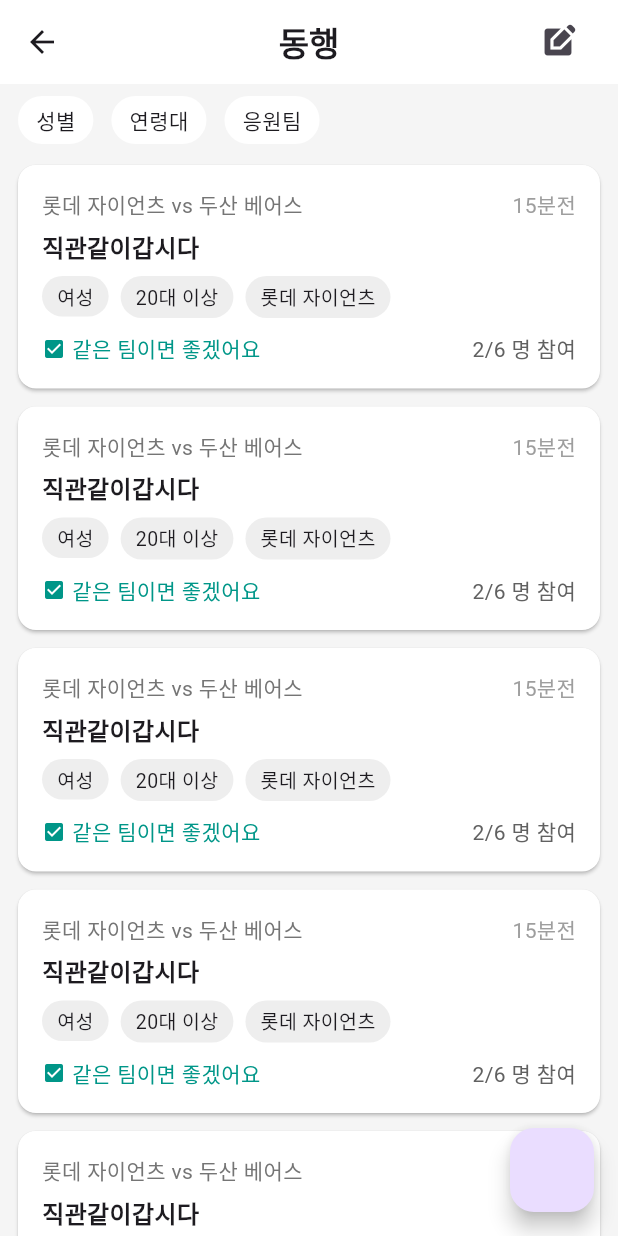
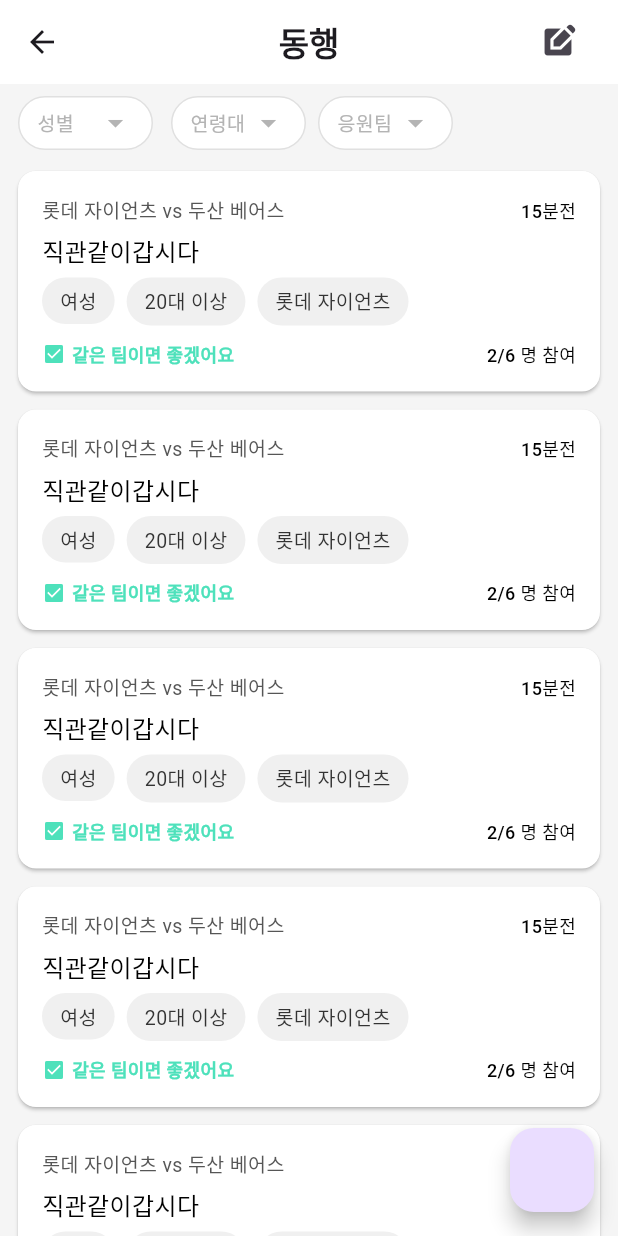
Before and after one commit to ballkkaye/frontend, a Flutter app: the UserMatchListPage screen opened directly, on a phone screen of 412 x 824 dp. Run offline on Flutter 3.47's test engine with Material 3 defaults, Android fonts, the phone set to English and light mode, and no system bars; drawn by our look-alikes of dropdown_button2; our stand-ins replace dio, flutter_dotenv, flutter_riverpod, flutter_svg, validators.

Commit message:
디자인 수정,메서드 위젯변경,동행리스트 정렬버튼ㅅ수정중

```diff
--- /dev/null
+++ b/lib/ui/pages/holder/user_match/list_page/widgets/m_select_button.dart
@@ -0,0 +1,109 @@
+import 'package:ballkkaye_frontend/_core/style/m_color.dart';
+import 'package:dropdown_button2/dropdown_button2.dart';
+import 'package:flutter/material.dart';
+
+class MSelectButton extends StatefulWidget {
+  final List<String> options;
+  final String hintText;
+  final double fontSize;
+  final double height;
+  final double buttonWidth;
+  final double dropdownWidth;
+  final Color? selectedTextColor;
+  final Color? hintTextColor;
+  final void Function(String?)? onChanged;
+
+  const MSelectButton({
+    super.key,
+    required this.options,
+    required this.hintText,
+    this.fontSize = 13,
+    this.height = 36,
+    this.buttonWidth = 90,
+    this.dropdownWidth = 200,
+    this.selectedTextColor,
+    this.hintTextColor,
+    this.onChanged,
+  });
+
+  @override
+  State<MSelectButton> createState() => _MSelectButtonState();
+}
+
+class _MSelectButtonState extends State<MSelectButton> {
+  String? selectedValue;
+  bool isDropdownOpened = false;
+
+  @override
+  Widget build(BuildContext context) {
+    final bool isActive = selectedValue != null || isDropdownOpened;
+
+    return SizedBox(
+      width: widget.buttonWidth,
+      height: widget.height,
+      child: DropdownButtonHideUnderline(
+        child: DropdownButton2<String>(
+          isExpanded: true,
+          hint: Text(
+            widget.hintText,
+            style: TextStyle(
+              color: widget.hintTextColor ?? MColor.kLabel.alternative,
+              fontSize: widget.fontSize,
+            ),
+          ),
+          value: selectedValue,
+          onChanged: (value) {
+            setState(() {
+              selectedValue = value;
+              isDropdownOpened = false;
+            });
+            widget.onChanged?.call(value);
+          },
+          items: widget.options
+              .map((option) => DropdownMenuItem<String>(
+                    value: option,
+                    child: Text(
+                      option,
+                      style: TextStyle(
+                        fontSize: widget.fontSize,
+                        color: widget.selectedTextColor ?? MColor.kLabel.normal,
+                      ),
+                    ),
+                  ))
+              .toList(),
+          buttonStyleData: ButtonStyleData(
+            height: widget.height,
+            width: widget.buttonWidth,
+            padding: const EdgeInsets.symmetric(horizontal: 12),
+            decoration: BoxDecoration(
+              border: Border.all(
+                color: isActive ? MColor.kPrimary.alternative : MColor.kLine.alternative,
+                width: isActive ? 2 : 1,
+              ),
+              borderRadius: BorderRadius.circular(20),
+              color: Colors.white,
+            ),
+          ),
+          dropdownStyleData: DropdownStyleData(
+            width: widget.dropdownWidth,
+            maxHeight: 300,
+            decoration: BoxDecoration(
+              color: Colors.white,
+              borderRadius: BorderRadius.circular(8),
+              border: Border.all(color: MColor.kLine.alternative),
+            ),
+            offset: const Offset(0, 4),
+          ),
+          iconStyleData: const IconStyleData(
+            icon: Icon(Icons.arrow_drop_down, color: Color(0xFFB4B4B4)),
+          ),
+          onMenuStateChange: (isOpen) {
+            setState(() {
+              isDropdownOpened = isOpen;
+            });
+          },
+        ),
+      ),
+    );
+  }
+}
--- /dev/null
+++ b/lib/ui/pages/holder/user_match/list_page/widgets/m_text_pill.dart
@@ -0,0 +1,37 @@
+import 'package:flutter/material.dart';
+
+class MTextPill extends StatelessWidget {
+// 텍스트 기반 말풍선 위젯 (동행 태그, 채팅 말풍선 등 재사용 목적)
+  final String label;
+  final Color backgroundColor;
+  final Color textColor;
+  final double fontSize;
+  final EdgeInsetsGeometry padding;
+
+  const MTextPill({
+    super.key,
+    required this.label,
+    this.backgroundColor = const Color(0xFFF0F0F0),
+    this.textColor = const Color(0xFF333333),
+    this.fontSize = 13,
+    this.padding = const EdgeInsets.symmetric(horizontal: 12, vertical: 6),
+  });
+
+  @override
+  Widget build(BuildContext context) {
+    return Container(
+      padding: padding,
+      decoration: BoxDecoration(
+        color: backgroundColor,
+        borderRadius: BorderRadius.circular(20),
+      ),
+      child: Text(
+        label,
+        style: TextStyle(
+          fontSize: fontSize,
+          color: textColor,
+        ),
+      ),
+    );
+  }
+}
--- a/lib/ui/pages/holder/user_match/list_page/widgets/user_match_list_body.dart
+++ b/lib/ui/pages/holder/user_match/list_page/widgets/user_match_list_body.dart
@@ -1,3 +1,4 @@
+import 'package:ballkkaye_frontend/ui/pages/holder/user_match/list_page/widgets/m_select_button.dart';
 import 'package:ballkkaye_frontend/ui/pages/holder/user_match/list_page/widgets/user_match_list_card.dart';
 import 'package:flutter/material.dart';
 
@@ -14,11 +15,20 @@ class UserMatchListBody extends StatelessWidget {
           padding: const EdgeInsets.symmetric(horizontal: 12, vertical: 8),
           child: Row(
             children: [
-              _buildFilterChip("성별"),
+              MSelectButton(
+                hintText: '성별',
+                options: ['남자', '여자'],
+              ),
               SizedBox(width: 12),
-              _buildFilterChip("연령대"),
-              SizedBox(width: 12),
-              _buildFilterChip("응원팀"),
+              MSelectButton(
+                hintText: '연령대',
+                options: ['10대', '20대', "30대"],
+              ),
+              SizedBox(width: 8),
+              MSelectButton(
+                hintText: '응원팀',
+                options: ['롯데 자이언츠', '두산 베어스'],
+              ),
             ],
           ),
         ),
@@ -33,15 +43,4 @@ class UserMatchListBody extends StatelessWidget {
       ],
     );
   }
-
-  Widget _buildFilterChip(String label) {
-    return Container(
-      padding: const EdgeInsets.symmetric(horizontal: 12, vertical: 6),
-      decoration: BoxDecoration(
-        color: Colors.white,
-        borderRadius: BorderRadius.circular(20),
-      ),
-      child: Text(label, style: const TextStyle(fontSize: 14)),
-    );
-  }
 }
--- a/lib/ui/pages/holder/user_match/list_page/widgets/user_match_list_card.dart
+++ b/lib/ui/pages/holder/user_match/list_page/widgets/user_match_list_card.dart
@@ -1,4 +1,7 @@
+import 'package:ballkkaye_frontend/_core/style/m_color.dart';
+import 'package:ballkkaye_frontend/_core/style/m_text.dart';
 import 'package:ballkkaye_frontend/ui/pages/holder/user_match/detail_page/user_match_detail_page.dart';
+import 'package:ballkkaye_frontend/ui/pages/holder/user_match/list_page/widgets/m_text_pill.dart';
 import 'package:flutter/material.dart';
 
 class UserMatchListCard extends StatelessWidget {
@@ -24,24 +27,40 @@ class UserMatchListCard extends StatelessWidget {
               Row(
                 mainAxisAlignment: MainAxisAlignment.spaceBetween,
                 children: [
-                  Text("롯데 자이언츠 vs 두산 베어스", style: TextStyle(color: Colors.grey[600])),
-                  Text("15분전", style: TextStyle(color: Colors.grey)),
+                  Text(
+                    "롯데 자이언츠 vs 두산 베어스",
+                    style: TextStyle(
+                      fontSize: 13,
+                      color: MColor.kLabel.neutral,
+                    ),
+                  ),
+                  Text(
+                    "15분전",
+                    style: TextStyle(
+                      fontSize: 12,
+                      fontWeight: FontWeight.w500,
+                      color: MColor.kLabel.strong,
+                    ),
+                  ),
                 ],
               ),
               SizedBox(height: 6),
+
               // 제목
-              Text("직관같이갑시다", style: TextStyle(fontWeight: FontWeight.bold, fontSize: 16)),
-              SizedBox(height: 8),
+              MText.input500("직관같이갑시다", color: MColor.kLabel.strong),
+              SizedBox(height: 6),
+
               // 태그들
               Wrap(
                 spacing: 8,
                 children: [
-                  _tag("여성"),
-                  _tag("20대 이상"),
-                  _tag("롯데 자이언츠"),
+                  MTextPill(label: "여성"),
+                  MTextPill(label: "20대 이상"),
+                  MTextPill(label: "롯데 자이언츠"),
                 ],
               ),
               SizedBox(height: 10),
+
               // 같은 팀 선호 여부
               Row(
                 mainAxisAlignment: MainAxisAlignment.spaceBetween,
@@ -49,13 +68,13 @@ class UserMatchListCard extends StatelessWidget {
                   true
                       ? Row(
                           children: [
-                            Icon(Icons.check_box, size: 16, color: Colors.teal),
+                            Icon(Icons.check_box, size: 16, color: MColor.kPrimary.alternative),
                             SizedBox(width: 4),
-                            Text("같은 팀이면 좋겠어요", style: TextStyle(color: Colors.teal)),
+                            MText.label2_700("같은 팀이면 좋겠어요", color: MColor.kPrimary.alternative),
                           ],
                         )
                       : SizedBox.shrink(),
-                  Text("2/6 명 참여", style: TextStyle(color: Colors.grey[700])),
+                  MText.label2_500("2/6 명 참여", color: MColor.kLabel.strong),
                 ],
               ),
             ],
@@ -64,15 +83,4 @@ class UserMatchListCard extends StatelessWidget {
       ),
     );
   }
-
-  Widget _tag(String label) {
-    return Container(
-      padding: EdgeInsets.symmetric(horizontal: 10, vertical: 4),
-      decoration: BoxDecoration(
-        color: Colors.grey.shade200,
-        borderRadius: BorderRadius.circular(20),
-      ),
-      child: Text(label, style: TextStyle(fontSize: 13)),
-    );
-  }
 }
--- a/pubspec.yaml
+++ b/pubspec.yaml
@@ -45,6 +45,7 @@ dependencies:
   google_fonts: ^6.2.1
   flutter_dotenv: ^5.2.1
   flutter_svg: ^2.2.0
+  dropdown_button2: ^2.3.9
 
 dev_dependencies:
   flutter_test:
```
Also changed, not shown: pubspec.lock.
